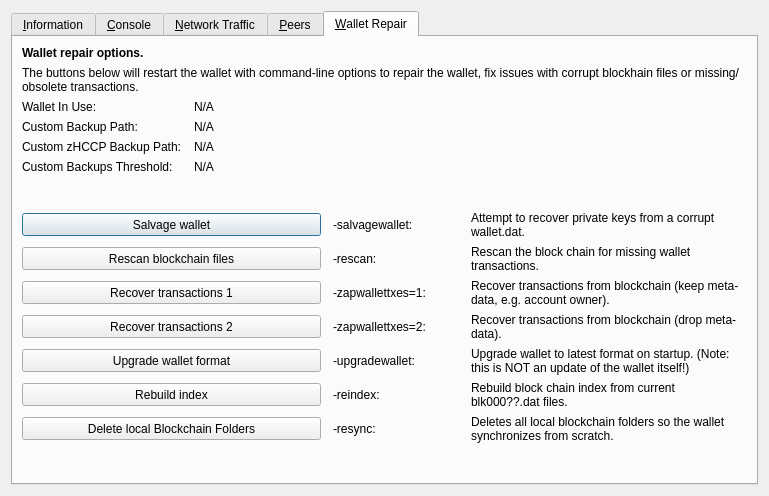
First picture: the form in src/qt/forms/rpcconsole.ui, repository KingricharVD/NestEGG, before the edit.
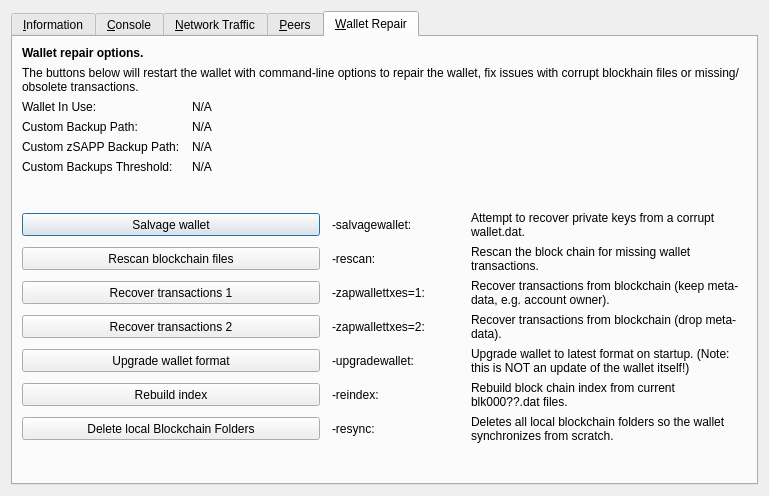
Second picture: the form after the edit. The open tabs and pages were chosen to show the change. Icons and pictures are not drawn. Custom widgets are drawn as their Qt base class.

```diff
--- a/src/qt/forms/rpcconsole.ui
+++ b/src/qt/forms/rpcconsole.ui
@@ -1333,7 +1333,7 @@
           <bool>false</bool>
          </property>
          <property name="text">
-          <string>Custom zHCCP Backup Path:</string>
+          <string>Custom zSAPP Backup Path:</string>
          </property>
         </widget>
        </item>
```
Left out of the diff: 2 changed lines with no effect on the pictures.
